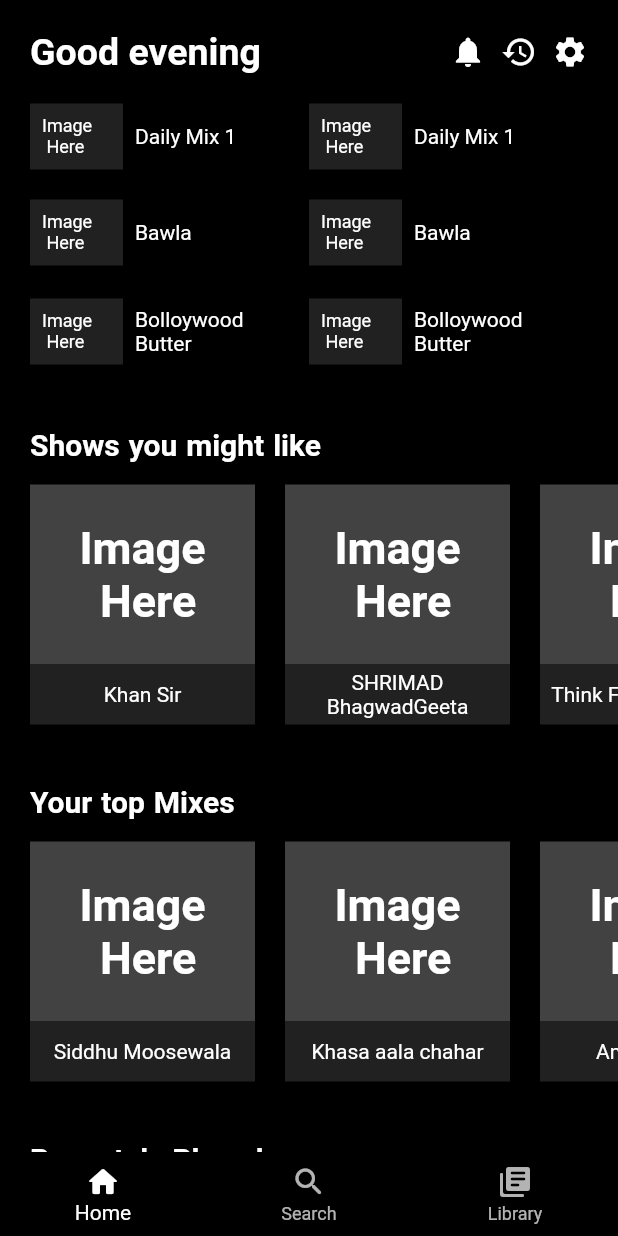
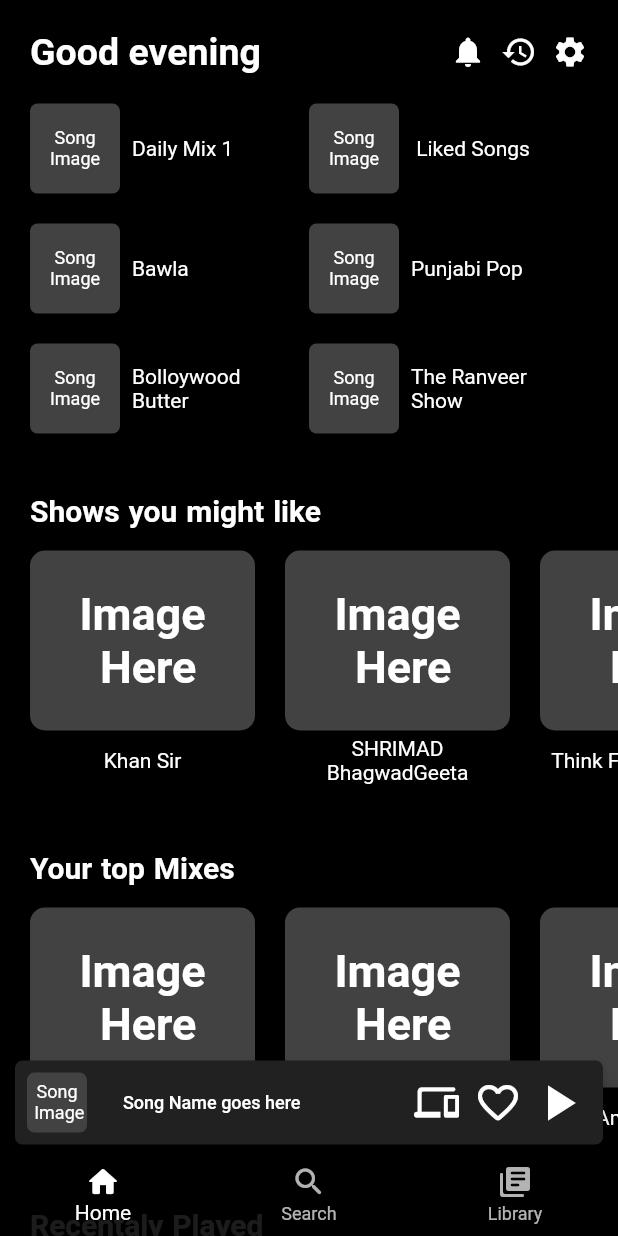
Before and after one commit to HimanshuYadav2002/Spotify_Ui_Clone, a Flutter app: the screen it shows after launch, on a phone screen of 412 x 824 dp. Run offline on Flutter 3.47's test engine with Material 2 defaults, Android fonts, the phone set to English and light mode, and no system bars.

Commit message:
some layout improvements and added music player and bottom nav bar made transparent

```diff
--- a/lib/main.dart
+++ b/lib/main.dart
@@ -16,26 +16,12 @@
       theme: ThemeData.dark(),
       home: Scaffold(
         backgroundColor: Colors.black,
-        bottomNavigationBar: BottomNavigationBar(
-            backgroundColor: Colors.black,
-            selectedItemColor: Colors.white,
-            elevation: 0,
-            items: const [
-              BottomNavigationBarItem(
-                icon: Icon(Icons.home_rounded),
-                label: "Home",
-              ),
-              BottomNavigationBarItem(
-                icon: Icon(Icons.search_rounded),
-                label: "Search",
-              ),
-              BottomNavigationBarItem(
-                icon: Icon(Icons.library_books_rounded),
-                label: "Library",
-              ),
-            ]),
+        //
         body: SafeArea(
-          child: SingleChildScrollView(
+          child: Stack(
+            alignment: AlignmentDirectional.bottomEnd,
+            children: [
+              SingleChildScrollView(
                   child: Column(
                 crossAxisAlignment: CrossAxisAlignment.start,
                 children: [
@@ -50,8 +36,8 @@
                             child: Text(
                           "Good evening",
                           textAlign: TextAlign.start,
-                      style:
-                          TextStyle(fontSize: 25, fontWeight: FontWeight.bold),
+                          style: TextStyle(
+                              fontSize: 25, fontWeight: FontWeight.bold),
                         )),
 
                         // SizedBox(width: 220),
@@ -162,7 +148,110 @@
                   ),
                 ],
               )),
+
+              // navigaation bar and player column above in stack
+
+              Column(
+                mainAxisAlignment: MainAxisAlignment.end,
+                children: const [
+                  // player using app bar
+
+                  MusicPlayerUsingAppBar(),
+
+                  // bottom navigation bar with transparent baground
+
+                  BottomNavBar(),
+                ],
               ),
+            ],
+          ),
+        ),
+      ),
+    );
+  }
+}
+
+class BottomNavBar extends StatelessWidget {
+  const BottomNavBar({
+    Key? key,
+  }) : super(key: key);
+
+  @override
+  Widget build(BuildContext context) {
+    return BottomNavigationBar(
+        backgroundColor: Colors.black.withOpacity(0.85),
+        elevation: 2,
+        selectedItemColor: Colors.white,
+        items: const [
+          BottomNavigationBarItem(
+            icon: Icon(Icons.home_rounded),
+            label: "Home",
+          ),
+          BottomNavigationBarItem(
+            icon: Icon(Icons.search_rounded),
+            label: "Search",
+          ),
+          BottomNavigationBarItem(
+            icon: Icon(Icons.library_books_rounded),
+            label: "Library",
+          ),
+        ]);
+  }
+}
+
+class MusicPlayerUsingAppBar extends StatelessWidget {
+  const MusicPlayerUsingAppBar({
+    Key? key,
+  }) : super(key: key);
+
+  @override
+  Widget build(BuildContext context) {
+    return Padding(
+      padding: const EdgeInsets.fromLTRB(10, 0, 10, 5),
+      child: AppBar(
+        elevation: 5,
+        leading: Padding(
+          padding: const EdgeInsets.all(8.0),
+          child: Container(
+            decoration: BoxDecoration(
+                color: Colors.grey.shade800,
+                borderRadius: BorderRadius.circular(5)),
+            child: const Center(
+              child: Text(
+                "Song\n Image",
+                textAlign: TextAlign.center,
+                style: TextStyle(fontSize: 12),
+              ),
+            ),
+          ),
+        ),
+        title: const Text("Song Name goes here",
+            textAlign: TextAlign.start, style: TextStyle(fontSize: 12)),
+        actions: const [
+          Padding(
+            padding: EdgeInsets.fromLTRB(10, 0, 0, 0),
+            child: Icon(
+              Icons.devices_rounded,
+              size: 30.0,
+            ),
+          ),
+          Padding(
+            padding: EdgeInsets.fromLTRB(10, 0, 0, 0),
+            child: Icon(
+              Icons.favorite_border_rounded,
+              size: 32.0,
+            ),
+          ),
+          Padding(
+            padding: EdgeInsets.fromLTRB(4, 0, 10, 0),
+            child: Icon(
+              Icons.play_arrow,
+              size: 40.0,
+            ),
+          ),
+        ],
+        backgroundColor: Colors.grey.shade900,
+        shape: RoundedRectangleBorder(borderRadius: BorderRadius.circular(5)),
       ),
     );
   }
@@ -202,6 +291,9 @@
       child: Column(
         children: [
           Container(
+            decoration: BoxDecoration(
+                color: Colors.grey.shade800,
+                borderRadius: BorderRadius.circular(10)),
             child: const Center(
                 child: Text(
               "Image \n Here",
@@ -210,17 +302,16 @@
             )),
             width: 150,
             height: 120,
-            color: Colors.grey.shade800,
           ),
-          Container(
-            height: 40,
-            width: 150,
-            color: Colors.grey.shade900,
+          SizedBox(
+            // color: Colors.grey.shade900,
             child: Center(
                 child: Text(
               showName,
               textAlign: TextAlign.center,
             )),
+            height: 40,
+            width: 150,
           )
         ],
       ),
@@ -247,21 +338,25 @@
           Expanded(
               child: Row(
             children: [
-              Expanded(
-                flex: 1,
-                child: Container(
-                  color: Colors.grey.shade900,
+              Container(
+                width: 60,
+                height: 60,
+                decoration: BoxDecoration(
+                    color: Colors.grey.shade800,
+                    borderRadius: BorderRadius.circular(5)),
                 child: const Padding(
                   padding: EdgeInsets.all(8.0),
+                  child: Center(
                     child: Text(
-                      "Image \n Here  ",
+                      "Song\nImage  ",
+                      textAlign: TextAlign.center,
                       style: TextStyle(fontSize: 12),
                     ),
                   ),
                 ),
               ),
               Expanded(
-                flex: 2,
+                // flex: 2,
                 child: Padding(
                   padding: const EdgeInsets.all(8.0),
                   child: Text(
@@ -275,14 +370,18 @@
           Expanded(
               child: Row(
             children: [
-              Expanded(
-                flex: 1,
-                child: Container(
-                  color: Colors.grey.shade900,
+              Container(
+                height: 60,
+                width: 60,
+                decoration: BoxDecoration(
+                    color: Colors.grey.shade800,
+                    borderRadius: BorderRadius.circular(5)),
                 child: const Padding(
                   padding: EdgeInsets.all(8.0),
+                  child: Center(
                     child: Text(
-                      "Image \n Here  ",
+                      "Song\nImage  ",
+                      textAlign: TextAlign.center,
                       style: TextStyle(fontSize: 12),
                     ),
                   ),
@@ -293,7 +392,7 @@
                 child: Padding(
                   padding: const EdgeInsets.all(8.0),
                   child: Text(
-                    playlistname1,
+                    playlistname2,
                     textAlign: TextAlign.start,
                   ),
                 ),
```
Lines whose indentation alone changed are shown as unchanged.
